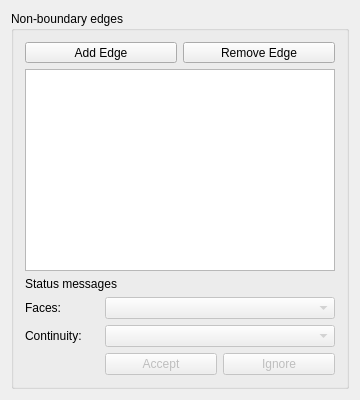
First picture: the form in src/Mod/Surface/Gui/TaskFillingEdge.ui, repository southseact-3d/fcd, before the edit.
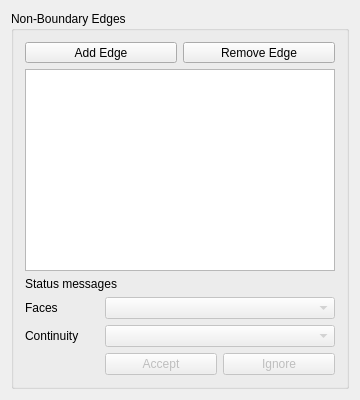
Second picture: the form after the edit.

The edit to the form file:
```diff
--- a/src/Mod/Surface/Gui/TaskFillingEdge.ui
+++ b/src/Mod/Surface/Gui/TaskFillingEdge.ui
@@ -27,7 +27,7 @@
 that is, the surface will be forced to pass through these edges.</string>
      </property>
      <property name="title">
-      <string>Non-boundary edges</string>
+      <string>Non-Boundary Edges</string>
      </property>
      <layout class="QGridLayout" name="gridLayout">
       <item row="0" column="0" colspan="3">
@@ -91,7 +91,7 @@
          </sizepolicy>
         </property>
         <property name="text">
-         <string>Faces:</string>
+         <string>Faces</string>
         </property>
        </widget>
       </item>
@@ -111,7 +111,7 @@
          </sizepolicy>
         </property>
         <property name="text">
-         <string>Continuity:</string>
+         <string>Continuity</string>
         </property>
        </widget>
       </item>
```
Left out of the diff: 6 changed lines with no effect on the pictures.
